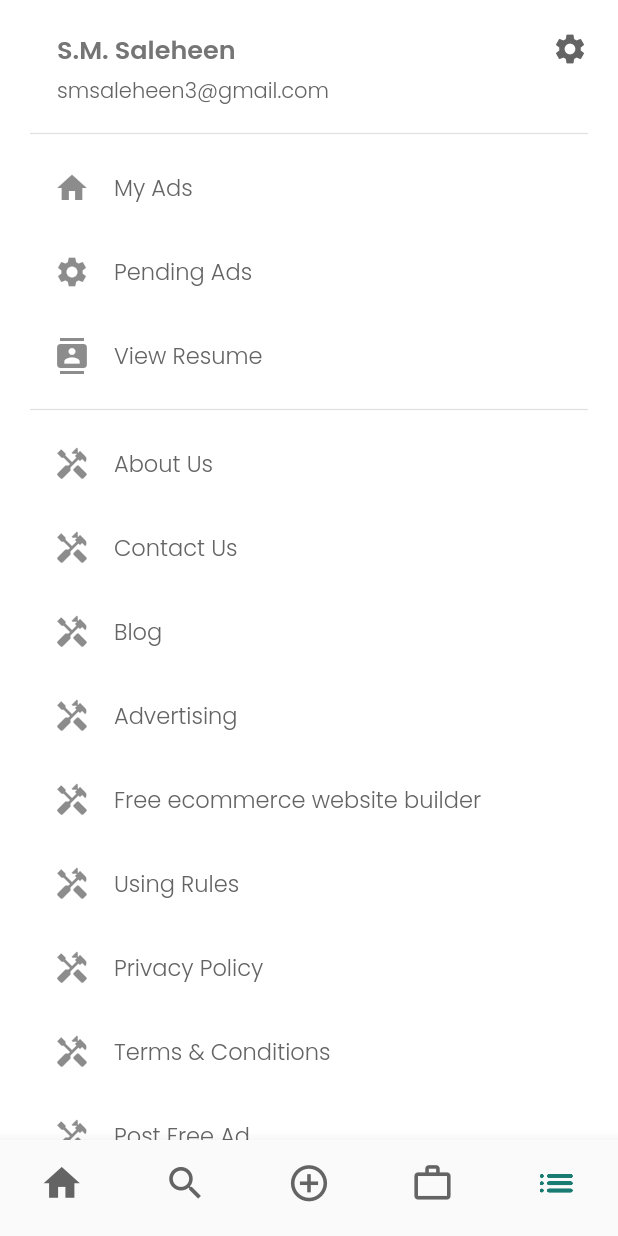
After one commit to saleheen1/Bikroy-flutter, a Flutter app: the LandingPage screen opened directly, item 5 of the bottom bar chosen, on a phone screen of 412 x 824 dp. The commit adds this screen. Run offline on Flutter 3.47's test engine with Material 2 defaults, Android fonts, the light colour scheme and no system bars; our stand-ins replace eva_icons_flutter, page_transition, responsive_grid; network calls fail.

Commit message:
drawer added

```diff
--- a/lib/app/widgets/bottomNav.dart
+++ b/lib/app/widgets/bottomNav.dart
@@ -1,4 +1,5 @@
 import 'package:bikroy/app/constants/Constantcolors.dart';
+import 'package:eva_icons_flutter/eva_icons_flutter.dart';
 import 'package:flutter/material.dart';
 
 class BottomNav extends StatelessWidget {
@@ -28,6 +29,13 @@ class BottomNav extends StatelessWidget {
           title: Text('Home'),
         ),
         new BottomNavigationBarItem(
+          icon: Icon(
+            Icons.search,
+            size: 29,
+          ),
+          title: Text('Search'),
+        ),
+        new BottomNavigationBarItem(
             icon: Icon(
               Icons.add_circle_outline_sharp,
               size: 29,
@@ -35,10 +43,10 @@ class BottomNav extends StatelessWidget {
             title: Text('Post')),
         new BottomNavigationBarItem(
           icon: Icon(
-            Icons.search,
+            Icons.work_outline,
             size: 29,
           ),
-          title: Text('Search'),
+          title: Text('Home'),
         ),
         new BottomNavigationBarItem(
             icon: Icon(
--- a/lib/main.dart
+++ b/lib/main.dart
@@ -1,5 +1,6 @@
+import 'package:bikroy/app/constants/Constantcolors.dart';
 import 'package:bikroy/meta/screens/Authentications/loginPage.dart';
-import 'package:bikroy/meta/screens/Home/homePage.dart';
+import 'package:bikroy/meta/screens/Home/landingPage.dart';
 import 'package:flutter/material.dart';
 import 'package:flutter/services.dart';
 import 'package:provider/provider.dart';
@@ -16,7 +17,8 @@ class MyApp extends StatelessWidget {
   Widget build(BuildContext context) {
     return MaterialApp(
       debugShowCheckedModeBanner: false,
-      theme: ThemeData(fontFamily: 'poppins'),
+      theme: ThemeData(
+          fontFamily: 'poppins', accentColor: ConstantColors().primaryColor),
       home: LoginPage(),
     );
   }
--- a/lib/meta/screens/Authentications/loginPage.dart
+++ b/lib/meta/screens/Authentications/loginPage.dart
@@ -3,7 +3,7 @@ import 'package:bikroy/app/constants/ConstantsStyle.dart';
 import 'package:bikroy/app/widgets/customButton.dart';
 import 'package:bikroy/app/widgets/customInput.dart';
 import 'package:bikroy/meta/screens/Authentications/signUpPage.dart';
-import 'package:bikroy/meta/screens/Home/homePage.dart';
+import 'package:bikroy/meta/screens/Home/landingPage.dart';
 import 'package:flutter/material.dart';
 import 'package:page_transition/page_transition.dart';
 
@@ -103,7 +103,7 @@ class _LoginPageState extends State<LoginPage>
                       Navigator.push(
                           context,
                           PageTransition(
-                              child: HomePage(),
+                              child: LandingPage(),
                               type: PageTransitionType.rightToLeft));
                     },
                   ),
--- a/lib/meta/screens/Authentications/signUpPage.dart
+++ b/lib/meta/screens/Authentications/signUpPage.dart
@@ -3,7 +3,7 @@ import 'package:bikroy/app/constants/ConstantsStyle.dart';
 import 'package:bikroy/app/widgets/customButton.dart';
 import 'package:bikroy/app/widgets/customInput.dart';
 import 'package:bikroy/meta/screens/Authentications/loginPage.dart';
-import 'package:bikroy/meta/screens/Home/homePage.dart';
+import 'package:bikroy/meta/screens/Home/landingPage.dart';
 import 'package:flutter/material.dart';
 import 'package:page_transition/page_transition.dart';
 import 'package:eva_icons_flutter/eva_icons_flutter.dart';
@@ -215,7 +215,7 @@ class _SignUpPageState extends State<SignUpPage>
                       Navigator.push(
                           context,
                           PageTransition(
-                              child: HomePage(),
+                              child: LandingPage(),
                               type: PageTransitionType.rightToLeft));
                     },
                   ),
@@ -286,7 +286,7 @@ class _SignUpPageState extends State<SignUpPage>
                       Navigator.push(
                           context,
                           PageTransition(
-                              child: HomePage(),
+                              child: LandingPage(),
                               type: PageTransitionType.rightToLeft));
                     },
                   ),
--- a/lib/meta/screens/Home/homePage.dart
+++ b/lib/meta/screens/Home/landingPage.dart
@@ -2,21 +2,23 @@ import 'package:bikroy/app/constants/Constantcolors.dart';
 import 'package:bikroy/app/widgets/bottomNav.dart';
 import 'package:bikroy/meta/screens/Categories/categoriesPage.dart';
 import 'package:bikroy/meta/screens/Home/homeTab.dart';
+import 'package:bikroy/meta/screens/Jobs_&_Post/jobCategoryPage.dart';
 import 'package:bikroy/meta/screens/Posts/addPost.dart';
+import 'package:bikroy/meta/screens/Tabs/drawerPage.dart';
 import 'package:bikroy/meta/screens/Tabs/postAd.dart';
 import 'package:bikroy/meta/screens/Tabs/postPage.dart';
 import 'package:bikroy/meta/screens/Tabs/searchTab.dart';
 import 'package:flutter/material.dart';
 import 'package:provider/provider.dart';
 
-class HomePage extends StatefulWidget {
-  const HomePage({Key? key}) : super(key: key);
+class LandingPage extends StatefulWidget {
+  const LandingPage({Key? key}) : super(key: key);
 
   @override
   _HomePageState createState() => _HomePageState();
 }
 
-class _HomePageState extends State<HomePage> {
+class _HomePageState extends State<LandingPage> {
   GlobalKey bottomNavigationKey = GlobalKey();
   void onTabTapped(int index) {
     setState(() {
@@ -28,9 +30,10 @@ class _HomePageState extends State<HomePage> {
   //Bottom nav pages
   final List<Widget> _children = [
     HomeTab(),
+    SearchTab(),
     AddPost(),
-    SearchTab(),
-    CategoriesPage()
+    JobCategoryPage(),
+    DrawerPage()
   ];
   @override
   Widget build(BuildContext context) {
--- /dev/null
+++ b/lib/meta/screens/Tabs/drawerPage.dart
@@ -0,0 +1,152 @@
+import 'package:bikroy/app/constants/Constantcolors.dart';
+import 'package:bikroy/app/constants/ConstantsStyle.dart';
+import 'package:flutter/cupertino.dart';
+import 'package:flutter/material.dart';
+
+class DrawerPage extends StatelessWidget {
+  const DrawerPage({Key? key}) : super(key: key);
+
+  getText(index) {
+    if (index == 0) {
+      return "About Us";
+    } else if (index == 1) {
+      return "Contact Us";
+    } else if (index == 2) {
+      return "Blog";
+    } else if (index == 3) {
+      return "Advertising";
+    } else if (index == 4) {
+      return "Free ecommerce website builder";
+    } else if (index == 5) {
+      return "Using Rules";
+    } else if (index == 6) {
+      return "Privacy Policy";
+    } else if (index == 7) {
+      return "Terms & Conditions";
+    } else if (index == 8) {
+      return "Post Free Ad";
+    } else if (index == 9) {
+      return "FAQ";
+    } else {
+      return "no data";
+    }
+  }
+
+  @override
+  Widget build(BuildContext context) {
+    return SingleChildScrollView(
+      child: Padding(
+        padding: const EdgeInsets.symmetric(horizontal: 20),
+        child: Column(
+          children: [
+            SizedBox(
+              height: 20,
+            ),
+            ListView(
+              shrinkWrap: true,
+              scrollDirection: Axis.vertical,
+              children: [
+                // UserAccountsDrawerHeader(
+                //   decoration: BoxDecoration(color: Colors.white),
+                //   accountName: Text(
+                //     "S.M. Saleheen",
+                //     style: ConstantsStyle().paraGraphStyle,
+                //   ),
+                //   accountEmail: Text(
+                //     "smsaleheen3@gmail.com",
+                //     style: ConstantsStyle().paraGraphStyle,
+                //   ),
+                //   currentAccountPicture: CircleAvatar(
+                //     backgroundColor: Colors.grey[200],
+                //     child: Text(
+                //       "S",
+                //       style: TextStyle(
+                //           fontSize: 40.0, color: ConstantColors().primaryColor),
+                //     ),
+                //   ),
+                // ),
+                Padding(
+                  padding: const EdgeInsets.only(left: 18, bottom: 10),
+                  child: Column(
+                    crossAxisAlignment: CrossAxisAlignment.start,
+                    children: [
+                      Row(
+                        mainAxisAlignment: MainAxisAlignment.spaceBetween,
+                        children: [
+                          Text(
+                            "S.M. Saleheen",
+                            style: ConstantsStyle().regularHeading,
+                          ),
+                          Icon(
+                            Icons.settings,
+                            color: ConstantColors().greyPrimary,
+                          )
+                        ],
+                      ),
+                      SizedBox(
+                        height: 5,
+                      ),
+                      Text(
+                        "smsaleheen3@gmail.com",
+                        style: ConstantsStyle().paraGraphStyle,
+                      ),
+                    ],
+                  ),
+                ),
+                Divider(
+                  thickness: .8,
+                ),
+                ListTile(
+                  minLeadingWidth: 0,
+                  leading: Icon(Icons.home),
+                  title: Text(
+                    "My Ads",
+                    style: TextStyle(
+                        fontSize: 15, color: ConstantColors().greyPrimary),
+                  ),
+                  onTap: () {},
+                ),
+                ListTile(
+                  minLeadingWidth: 0,
+                  leading: Icon(Icons.settings),
+                  title: Text(
+                    "Pending Ads",
+                    style: TextStyle(
+                        fontSize: 15, color: ConstantColors().greyPrimary),
+                  ),
+                  onTap: () {},
+                ),
+                ListTile(
+                  minLeadingWidth: 0,
+                  leading: Icon(Icons.contacts),
+                  title: Text(
+                    "View Resume",
+                    style: TextStyle(
+                        fontSize: 15, color: ConstantColors().greyPrimary),
+                  ),
+                  onTap: () {},
+                ),
+                Divider(
+                  thickness: .8,
+                ),
+              ],
+            ),
+
+            //footer pages
+            for (var i = 0; i < 10; i++)
+              ListTile(
+                minLeadingWidth: 0,
+                leading: Icon(Icons.handyman),
+                title: Text(
+                  getText(i),
+                  style: TextStyle(
+                      fontSize: 15, color: ConstantColors().greyPrimary),
+                ),
+                onTap: () {},
+              ),
+          ],
+        ),
+      ),
+    );
+  }
+}
```
Also changed, not shown: lib/meta/screens/Categories/categoriesPage.dart (+6 -1 lines), lib/meta/screens/Home/homeTab.dart (+54 -5 lines), lib/meta/screens/Jobs_&_Post/jobCategoryPage.dart (added, +50 -0 lines), lib/meta/screens/Tabs/searchTab.dart (+51 -15 lines).
